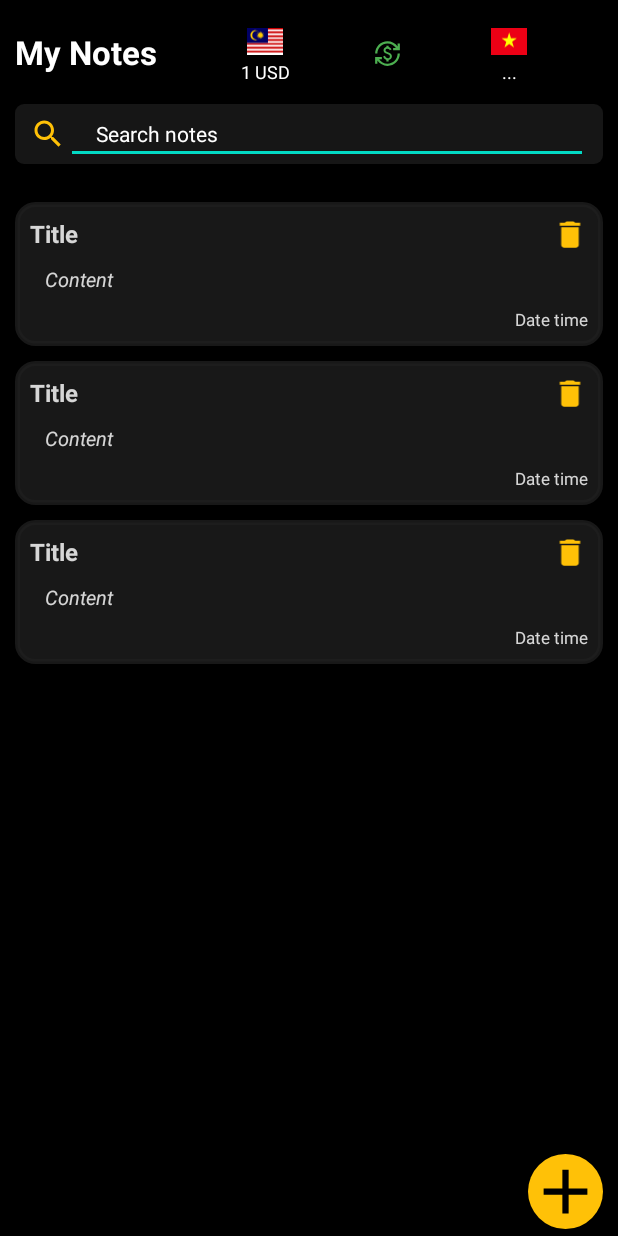
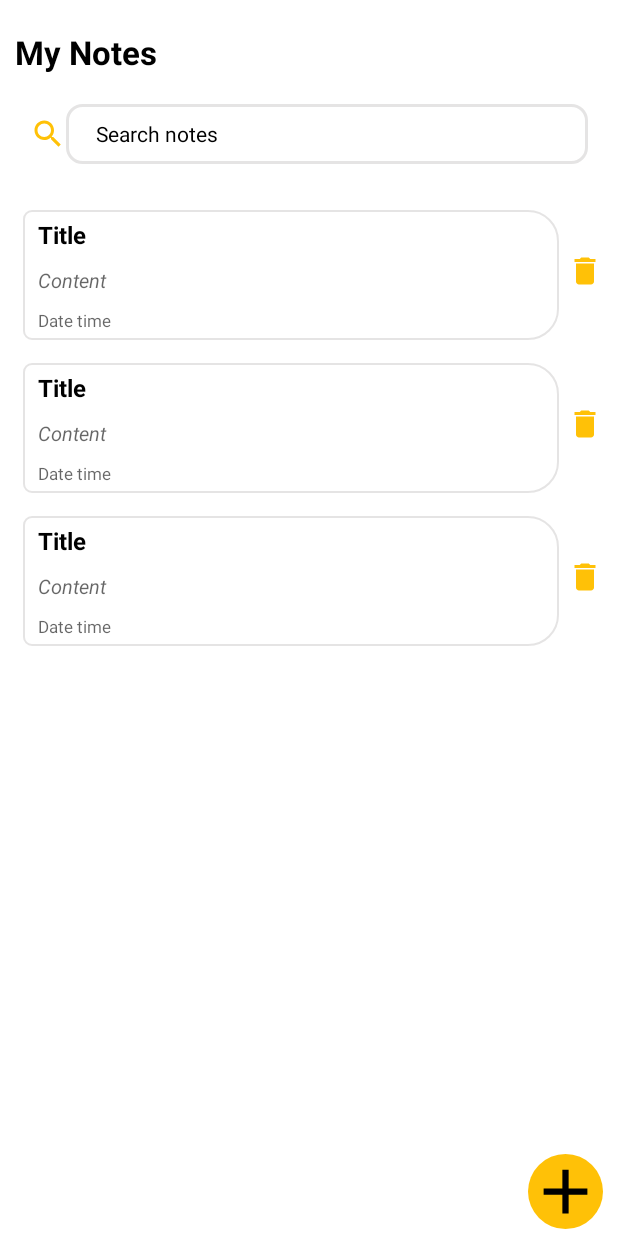
Before and after one commit to devdatbt/CleanArchitectureApp, an Android app: the layout fragment_home.xml on its own in the app's theme, with its tools: preview values and no code run, on a phone screen of 412 x 824 dp. Run offline under Robolectric (Android 15) with nearby library versions, the phone set to English and light mode, and no system bars.

Commit message:
Impl: CHANGE NEW UI

```diff
--- a/presentation/src/main/java/com/example/apper/ui/HomeFragment.kt
+++ b/presentation/src/main/java/com/example/apper/ui/HomeFragment.kt
@@ -48,7 +48,6 @@ class HomeFragment : BaseFragment(R.layout.fragment_home) {
     }
 
     private fun initGetData() {
-        mNoteViewModel.getCurrencyFromServer()
         mNoteViewModel.getSearchNoteLists()
     }
 
@@ -78,14 +77,12 @@ class HomeFragment : BaseFragment(R.layout.fragment_home) {
             }
 
             override fun beforeTextChanged(
-                s: CharSequence, start: Int,
-                count: Int, after: Int
+                s: CharSequence, start: Int, count: Int, after: Int
             ) {
             }
 
             override fun onTextChanged(
-                s: CharSequence, start: Int,
-                before: Int, count: Int
+                s: CharSequence, start: Int, before: Int, count: Int
             ) {
                 mNoteViewModel.getSearchNoteLists(s.toString())
             }
@@ -94,25 +91,6 @@ class HomeFragment : BaseFragment(R.layout.fragment_home) {
 
     @SuppressLint("SetTextI18n")
     private fun handleObservers() {
-
-        mNoteViewModel.statusGetCurrency.observe(viewLifecycleOwner) {
-            it?.let { resource ->
-                when (resource.status) {
-                    Status.LOADING -> {
-                        swipeRefreshLayout.isRefreshing = true
-                    }
-                    Status.SUCCESS -> {
-                        swipeRefreshLayout.isRefreshing = false
-                        tvCurrencyVietnam.text =
-                            it.data?.usdVnd?.convertCurrency() + context?.resources?.getString(R.string.txt_VND)
-                    }
-                    Status.ERROR -> {
-                        swipeRefreshLayout.isRefreshing = false
-                        showToast(context?.resources?.getString(R.string.txt_error_data_server) + resource.message)
-                    }
-                }
-            }
-        }
 
         mNoteViewModel.statusGetNote.observe(viewLifecycleOwner) {
             it?.let { resource ->
--- a/presentation/src/main/res/drawable/bg_rounded_corners.xml
+++ b/presentation/src/main/res/drawable/bg_rounded_corners.xml
@@ -1,7 +1,17 @@
 <?xml version="1.0" encoding="utf-8"?>
 <shape xmlns:android="http://schemas.android.com/apk/res/android">
-    <solid android:color="@color/black_700"/>
-    <stroke android:width="3dp" android:color="@color/black_700" />
-    <corners android:radius="12dp"/>
-    <padding android:left="0dp" android:top="0dp" android:right="0dp" android:bottom="0dp" />
+    <solid android:color="@color/white" />
+    <stroke
+        android:width="1dp"
+        android:color="@color/white_400" />
+    <corners
+        android:bottomLeftRadius="5dp"
+        android:topLeftRadius="5dp"
+        android:bottomRightRadius="20dp"
+        android:topRightRadius="20dp" />
+    <padding
+        android:bottom="0dp"
+        android:left="0dp"
+        android:right="0dp"
+        android:top="0dp" />
 </shape>
--- a/presentation/src/main/res/drawable/bg_rounded_corners8.xml
+++ b/presentation/src/main/res/drawable/bg_rounded_corners8.xml
@@ -1,6 +1,13 @@
 <?xml version="1.0" encoding="utf-8"?>
 <shape xmlns:android="http://schemas.android.com/apk/res/android">
-    <solid android:color="@color/black_600"/>
-    <corners android:radius="6dp"/>
-    <padding android:left="0dp" android:top="0dp" android:right="0dp" android:bottom="0dp" />
+    <stroke
+        android:width="2dp"
+        android:color="@color/white_400" />
+    <solid android:color="@color/white" />
+    <corners android:radius="10dp" />
+    <padding
+        android:bottom="0dp"
+        android:left="0dp"
+        android:right="0dp"
+        android:top="0dp" />
 </shape>
--- a/presentation/src/main/res/layout/fragment_add.xml
+++ b/presentation/src/main/res/layout/fragment_add.xml
@@ -4,7 +4,7 @@
     xmlns:tools="http://schemas.android.com/tools"
     android:layout_width="match_parent"
     android:layout_height="match_parent"
-    android:background="@color/black_200"
+    android:background="@color/white"
     tools:context=".ui.AddFragment">
 
     <ImageView
@@ -45,10 +45,10 @@
             android:id="@+id/edtTitle"
             android:layout_width="match_parent"
             android:layout_height="wrap_content"
-            android:background="@color/black_700"
+            android:background="@color/white_400"
             android:lines="1"
             android:singleLine="true"
-            android:textColor="@color/white"
+            android:textColor="@color/black_200"
             android:textSize="16sp" />
     </com.google.android.material.textfield.TextInputLayout>
 
@@ -60,7 +60,7 @@
         android:layout_marginHorizontal="20dp"
         android:layout_marginTop="20dp"
         android:hint="Input sub title"
-        app:hintTextColor="@color/white"
+        app:hintTextColor="@color/black_200"
         app:layout_constraintEnd_toEndOf="parent"
         app:layout_constraintStart_toStartOf="parent"
         app:layout_constraintTop_toBottomOf="@+id/layoutEdtTitle">
@@ -69,8 +69,8 @@
             android:id="@+id/edtContent"
             android:layout_width="match_parent"
             android:layout_height="wrap_content"
-            android:background="@color/black_700"
-            android:textColor="@color/white"
+            android:background="@color/white_400"
+            android:textColor="@color/black_200"
             android:textSize="16sp" />
     </com.google.android.material.textfield.TextInputLayout>
 
--- a/presentation/src/main/res/layout/fragment_home.xml
+++ b/presentation/src/main/res/layout/fragment_home.xml
@@ -8,7 +8,7 @@
         xmlns:tools="http://schemas.android.com/tools"
         android:layout_width="match_parent"
         android:layout_height="match_parent"
-        android:background="@color/black_200"
+        android:background="@color/white"
         tools:context=".ui.HomeFragment">
 
         <TextView
@@ -18,70 +18,11 @@
             android:layout_marginStart="10dp"
             android:layout_marginTop="20dp"
             android:text="My Notes"
-            android:textColor="@color/white"
+            android:textColor="@color/black_200"
             android:textSize="22sp"
             android:textStyle="bold"
             app:layout_constraintStart_toStartOf="parent"
             app:layout_constraintTop_toTopOf="parent" />
-
-        <LinearLayout
-            android:layout_width="0dp"
-            android:layout_height="wrap_content"
-            android:layout_marginTop="15dp"
-            android:orientation="horizontal"
-            app:layout_constraintLeft_toRightOf="@+id/tvItemTitle"
-            app:layout_constraintRight_toRightOf="parent"
-            app:layout_constraintTop_toTopOf="parent">
-
-            <LinearLayout
-                android:layout_width="0dp"
-                android:layout_height="wrap_content"
-                android:layout_weight="2.5"
-                android:gravity="center"
-                android:orientation="vertical">
-
-                <ImageView
-                    android:layout_width="24dp"
-                    android:layout_height="24dp"
-                    android:src="@drawable/ic_american" />
-
-                <TextView
-                    android:id="@+id/tv_currency_american"
-                    android:layout_width="wrap_content"
-                    android:layout_height="wrap_content"
-                    android:text="1 USD"
-                    android:textColor="@color/white"
-                    android:textSize="12sp" />
-            </LinearLayout>
-
-            <ImageView
-                android:layout_width="18dp"
-                android:layout_height="18dp"
-                android:layout_gravity="center_vertical"
-                android:src="@drawable/ic_baseline_currency_exchange_24" />
-
-            <LinearLayout
-                android:layout_width="0dp"
-                android:layout_height="wrap_content"
-                android:layout_weight="2.5"
-                android:gravity="center"
-                android:orientation="vertical">
-
-                <ImageView
-                    android:layout_width="24dp"
-                    android:layout_height="24dp"
-                    android:src="@drawable/ic_vietnam" />
-
-                <TextView
-                    android:text="..."
-                    android:id="@+id/tvCurrencyVietnam"
-                    android:layout_width="wrap_content"
-                    android:layout_height="wrap_content"
-                    android:textColor="@color/white"
-                    android:textSize="12sp" />
-            </LinearLayout>
-
-        </LinearLayout>
 
         <RelativeLayout
             android:id="@+id/layoutEdtSearch"
@@ -89,7 +30,6 @@
             android:layout_height="wrap_content"
             android:layout_marginHorizontal="10dp"
             android:layout_marginTop="20dp"
-            android:background="@drawable/bg_rounded_corners8"
             app:layout_constraintLeft_toLeftOf="parent"
             app:layout_constraintRight_toRightOf="parent"
             app:layout_constraintTop_toBottomOf="@+id/tvItemTitle">
@@ -104,17 +44,18 @@
 
             <EditText
                 android:id="@+id/edtSearch"
-                android:singleLine="true"
                 android:layout_width="match_parent"
-                android:layout_height="wrap_content"
+                android:layout_height="40dp"
                 android:layout_marginEnd="10dp"
                 android:layout_toEndOf="@+id/imgSearch"
+                android:background="@drawable/bg_rounded_corners8"
                 android:gravity="center_vertical"
                 android:hint="Search notes"
                 android:orientation="horizontal"
                 android:paddingStart="20dp"
-                android:textColor="@color/white"
-                android:textColorHint="@color/white"
+                android:singleLine="true"
+                android:textColor="@color/black_200"
+                android:textColorHint="@color/black_200"
                 android:textSize="14sp"
                 android:weightSum="10" />
         </RelativeLayout>
@@ -154,7 +95,7 @@
             android:id="@+id/layoutBottom"
             android:layout_width="match_parent"
             android:layout_height="30dp"
-            android:background="@color/black_200"
+            android:background="@color/white"
             android:orientation="horizontal"
             app:layout_constraintBottom_toBottomOf="parent"
             app:layout_constraintHorizontal_bias="0.0"
--- a/presentation/src/main/res/layout/fragment_update.xml
+++ b/presentation/src/main/res/layout/fragment_update.xml
@@ -4,7 +4,7 @@
     xmlns:tools="http://schemas.android.com/tools"
     android:layout_width="match_parent"
     android:layout_height="match_parent"
-    android:background="@color/black_200"
+    android:background="@color/white"
     tools:context=".ui.AddFragment">
 
     <ImageView
@@ -36,7 +36,7 @@
         android:layout_marginHorizontal="20dp"
         android:layout_marginTop="50dp"
         android:hint="Input title"
-        app:hintTextColor="@color/white"
+        app:hintTextColor="@color/black_200"
         app:layout_constraintEnd_toEndOf="parent"
         app:layout_constraintStart_toStartOf="parent"
         app:layout_constraintTop_toBottomOf="@+id/btn_back">
@@ -45,10 +45,10 @@
             android:id="@+id/edtUpdateTitle"
             android:layout_width="match_parent"
             android:layout_height="wrap_content"
-            android:background="@color/black_700"
+            android:background="@color/white_400"
             android:lines="1"
             android:singleLine="true"
-            android:textColor="@color/white"
+            android:textColor="@color/black_200"
             android:textSize="16sp" />
     </com.google.android.material.textfield.TextInputLayout>
 
@@ -60,7 +60,7 @@
         android:layout_marginHorizontal="20dp"
         android:layout_marginTop="20dp"
         android:hint="Input sub title"
-        app:hintTextColor="@color/white"
+        app:hintTextColor="@color/black_200"
         app:layout_constraintEnd_toEndOf="parent"
         app:layout_constraintStart_toStartOf="parent"
         app:layout_constraintTop_toBottomOf="@+id/layoutEdtTitle">
@@ -69,8 +69,8 @@
             android:id="@+id/edtUpdateContent"
             android:layout_width="match_parent"
             android:layout_height="wrap_content"
-            android:background="@color/black_700"
-            android:textColor="@color/white"
+            android:background="@color/white_400"
+            android:textColor="@color/black_200"
             android:textSize="16sp" />
     </com.google.android.material.textfield.TextInputLayout>
 
--- a/presentation/src/main/res/layout/item_note.xml
+++ b/presentation/src/main/res/layout/item_note.xml
@@ -4,9 +4,17 @@
     android:id="@+id/constraint_item_layout"
     android:layout_width="match_parent"
     android:layout_height="wrap_content"
-    android:layout_marginBottom="10dp"
+    android:layout_marginBottom="10dp">
+
+    <androidx.constraintlayout.widget.ConstraintLayout
+        android:layout_width="0dp"
+        android:layout_height="wrap_content"
+        android:layout_margin="5dp"
         android:background="@drawable/bg_rounded_corners"
-    android:paddingVertical="10dp">
+        android:paddingVertical="5dp"
+        app:layout_constraintLeft_toLeftOf="parent"
+        app:layout_constraintRight_toLeftOf="@+id/btn_item_delete"
+        app:layout_constraintTop_toTopOf="parent">
 
         <TextView
             android:id="@+id/tvItemTitle"
@@ -14,10 +22,10 @@
             android:layout_height="wrap_content"
             android:layout_marginStart="10dp"
             android:hint="Title"
+            android:textColor="@color/black_200"
+            android:textColorHint="@color/black_200"
+            android:textSize="16sp"
             android:textStyle="bold"
-        android:textColor="@color/white"
-        android:textColorHint="@color/white_300"
-        android:textSize="16sp"
             app:layout_constraintStart_toStartOf="parent"
             app:layout_constraintTop_toTopOf="parent" />
 
@@ -25,41 +33,40 @@
             android:id="@+id/tv_item_content"
             android:layout_width="match_parent"
             android:layout_height="0dp"
-        android:layout_marginStart="20dp"
-        android:textStyle="italic"
+            android:layout_marginStart="10dp"
             android:layout_marginTop="10dp"
             android:layout_marginEnd="10dp"
             android:hint="Content"
-        android:textColor="@color/white"
-        android:textColorHint="@color/white_300"
+            android:textColor="@color/black_200"
             android:textSize="13sp"
-        app:layout_constraintRight_toRightOf="@+id/btn_item_delete"
-        app:layout_constraintStart_toStartOf="parent"
+            android:textStyle="italic"
+            app:layout_constraintRight_toRightOf="parent"
+            app:layout_constraintStart_toStartOf="@+id/tvItemTitle"
             app:layout_constraintTop_toBottomOf="@+id/tvItemTitle" />
 
         <TextView
             android:id="@+id/tv_item_time"
             android:layout_width="wrap_content"
             android:layout_height="wrap_content"
-        android:layout_marginStart="20dp"
             android:layout_marginTop="10dp"
             android:layout_marginEnd="10dp"
             android:hint="Date time"
-        android:textColor="@color/white"
-        android:textColorHint="@color/white_300"
+            android:textColor="@color/black_200"
             android:textSize="11sp"
             app:layout_constraintBottom_toBottomOf="parent"
             app:layout_constraintRight_toRightOf="parent"
+            app:layout_constraintStart_toStartOf="@+id/tv_item_content"
             app:layout_constraintTop_toBottomOf="@+id/tv_item_content" />
+
+    </androidx.constraintlayout.widget.ConstraintLayout>
 
     <ImageView
         android:id="@+id/btn_item_delete"
         android:layout_width="wrap_content"
         android:layout_height="wrap_content"
-        android:layout_marginEnd="10dp"
         android:src="@drawable/ic_baseline_delete_24"
-        app:layout_constraintBottom_toBottomOf="@+id/tvItemTitle"
+        app:layout_constraintBottom_toBottomOf="parent"
         app:layout_constraintRight_toRightOf="parent"
-        app:layout_constraintTop_toTopOf="@+id/tvItemTitle" />
+        app:layout_constraintTop_toTopOf="parent" />
 
 </androidx.constraintlayout.widget.ConstraintLayout>
--- a/presentation/src/main/res/values/colors.xml
+++ b/presentation/src/main/res/values/colors.xml
@@ -9,6 +9,7 @@
     <color name="teal_700">#FF018786</color>
     <color name="white">#FFFFFFFF</color>
     <color name="white_300">#D2FFFFFF</color>
+    <color name="white_400">#BCDCDBDB</color>
     <color name="yellow">#FFC107</color>
 
     <color name="blue">#108FF5</color>
```
Lines whose indentation alone changed are shown as unchanged.
